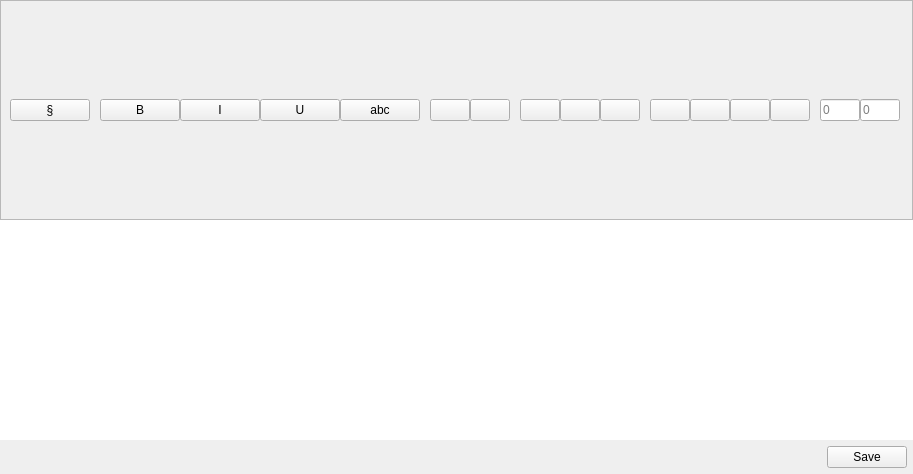
This is labnote/ui/qt_ui/widget/texteditor.ui in drs/LabNote as Qt 5 draws it before an edit. The edited form follows.
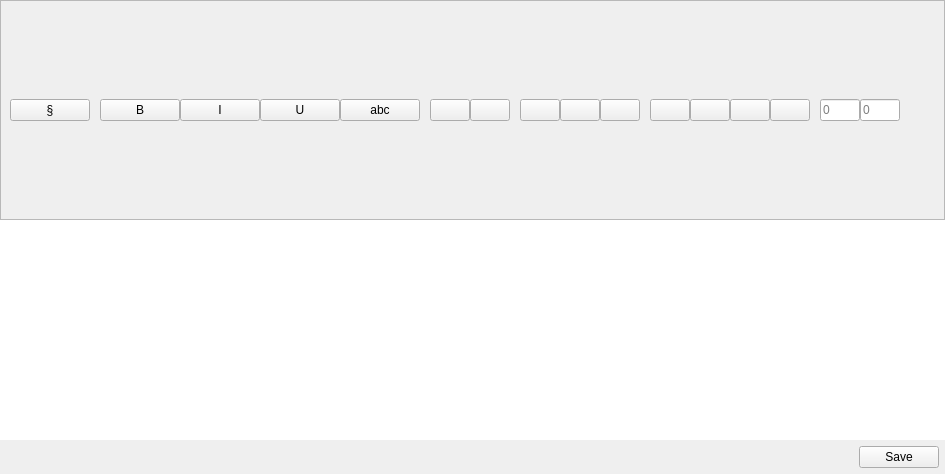
This is the edited form.

Commit message: Changed texteditor date format

The edit to the form file:
```diff
--- a/labnote/ui/qt_ui/widget/texteditor.ui
+++ b/labnote/ui/qt_ui/widget/texteditor.ui
@@ -6,7 +6,7 @@
    <rect>
     <x>0</x>
     <y>0</y>
-    <width>797</width>
+    <width>945</width>
     <height>474</height>
    </rect>
   </property>
@@ -386,13 +386,13 @@
            <widget class="QLabel" name="lbl_created">
             <property name="minimumSize">
              <size>
-              <width>150</width>
+              <width>250</width>
               <height>0</height>
              </size>
             </property>
             <property name="maximumSize">
              <size>
-              <width>150</width>
+              <width>250</width>
               <height>16777215</height>
              </size>
             </property>
@@ -408,13 +408,13 @@
            <widget class="QLabel" name="lbl_updated">
             <property name="minimumSize">
              <size>
-              <width>150</width>
+              <width>250</width>
               <height>0</height>
              </size>
             </property>
             <property name="maximumSize">
              <size>
-              <width>150</width>
+              <width>250</width>
               <height>16777215</height>
              </size>
             </property>
```
The commit also changes 5 other files.
